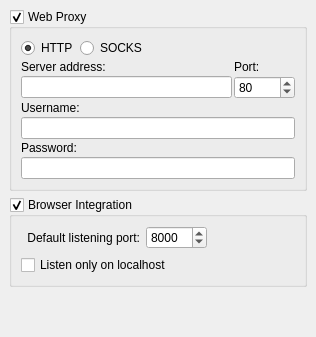
metabrainz/picard, file ui/options_network.ui: the form before one commit.
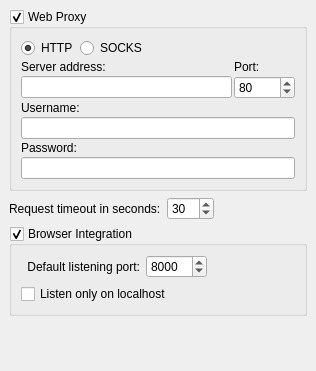
The form after the commit.

Commit message: PICARD-1390: Allow configuring network timeout in options

What changed in the file:
```diff
--- a/ui/options_network.ui
+++ b/ui/options_network.ui
@@ -7,7 +7,7 @@
     <x>0</x>
     <y>0</y>
     <width>316</width>
-    <height>337</height>
+    <height>371</height>
    </rect>
   </property>
   <layout class="QVBoxLayout">
@@ -150,6 +150,40 @@
      </layout>
     </widget>
    </item>
+   <item>
+    <layout class="QHBoxLayout" name="horizontalLayout_3">
+     <item>
+      <widget class="QLabel" name="label_3">
+       <property name="text">
+        <string>Request timeout in seconds:</string>
+       </property>
+      </widget>
+     </item>
+     <item>
+      <widget class="QSpinBox" name="transfer_timeout">
+       <property name="maximum">
+        <number>900</number>
+       </property>
+       <property name="value">
+        <number>30</number>
+       </property>
+      </widget>
+     </item>
+     <item>
+      <spacer name="horizontalSpacer_2">
+       <property name="orientation">
+        <enum>Qt::Horizontal</enum>
+       </property>
+       <property name="sizeHint" stdset="0">
+        <size>
+         <width>40</width>
+         <height>20</height>
+        </size>
+       </property>
+      </spacer>
+     </item>
+    </layout>
+   </item>
    <item>
     <widget class="QGroupBox" name="browser_integration">
      <property name="title">
```
The commit also changes 3 other files.
